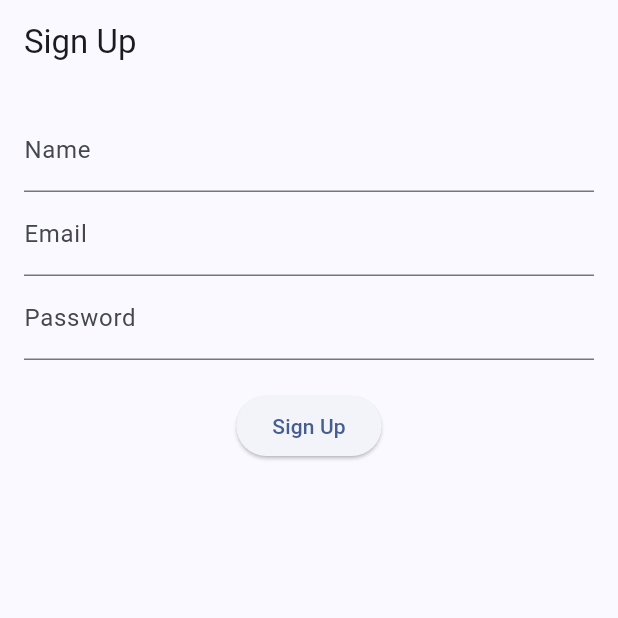
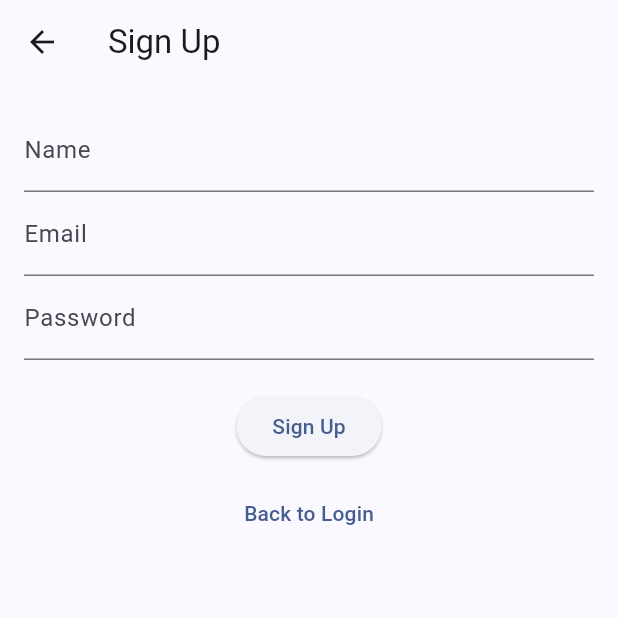
Before and after one commit to Platinum-Saber/Mecha_24, a Flutter app: the screen it shows after launch, after a tap on "Login", after a tap on "Don't have an account? Sign Up", on a phone screen of 412 x 824 dp, the top half of it. Run offline on Flutter 3.47's test engine with Material 3 defaults, Android fonts, the light colour scheme and no system bars; our stand-ins replace pie_chart, shared_preferences, table_calendar; network calls fail.

Commit message:
Refined the login, signup pages and added a logout button.

```diff
--- a/client/nutrimithu/lib/assets.dart
+++ b/client/nutrimithu/lib/assets.dart
@@ -25,8 +25,10 @@ class CustomElevatedButton extends StatelessWidget {
         decoration: BoxDecoration(
           borderRadius: BorderRadius.circular(10),
           image: DecorationImage(
-            image: AssetImage('assets/$image.jpg'), // Replace with your image
+            image: AssetImage(
+                'nutrimithu/lib/assets/$image.jpg'), // Replace with your image
             fit: BoxFit.cover,
+            //
           ),
         ),
         child: Container(
--- a/client/nutrimithu/lib/login_page.dart
+++ b/client/nutrimithu/lib/login_page.dart
@@ -1,8 +1,11 @@
 import 'package:flutter/material.dart';
 import 'package:http/http.dart' as http;
 import 'dart:convert';
+import 'package:provider/provider.dart';
+
 import 'main.dart'; // Import the HomePage for navigation after login
 import 'signup_page.dart'; // Import the SignUpPage for navigation to sign up
+import 'package:shared_preferences/shared_preferences.dart';
 
 class LoginPage extends StatefulWidget {
   const LoginPage({super.key});
@@ -37,6 +40,14 @@ class _LoginPageState extends State<LoginPage> {
       );
 
       if (response.statusCode == 200) {
+        final responseData = jsonDecode(response.body);
+        final user = responseData['user'];
+
+        final prefs = await SharedPreferences.getInstance();
+        await prefs.setString('user', jsonEncode(user));
+
+        Provider.of<MyAppState>(context, listen: false)
+            .updateUserName(user['name']);
         // Login successful, navigate to HomePage
         Navigator.pushReplacement(
           context,
--- a/client/nutrimithu/lib/profile_page.dart
+++ b/client/nutrimithu/lib/profile_page.dart
@@ -168,7 +168,7 @@ class _ProfilePageState extends State<ProfilePageGenerator> {
       ),
       onChanged: (value) {
         setState(() {
-          appState.name = value;
+          appState.setName(value);
         });
       },
     );
--- a/client/nutrimithu/lib/signup_page.dart
+++ b/client/nutrimithu/lib/signup_page.dart
@@ -2,6 +2,7 @@ import 'package:flutter/material.dart';
 import 'package:http/http.dart' as http;
 import 'dart:convert';
 import 'main.dart'; // Import the HomePage for navigation after sign-up
+import 'login_page.dart';
 
 class SignUpPage extends StatefulWidget {
   const SignUpPage({super.key});
@@ -59,6 +60,12 @@ class _SignUpPageState extends State<SignUpPage> {
     return Scaffold(
       appBar: AppBar(
         title: const Text('Sign Up'),
+        leading: IconButton(
+          icon: const Icon(Icons.arrow_back),
+          onPressed: () => Navigator.of(context).pushReplacement(
+            MaterialPageRoute(builder: (context) => LoginPage()),
+          ),
+        ),
       ),
       body: Padding(
         padding: const EdgeInsets.all(16.0),
@@ -85,6 +92,13 @@ class _SignUpPageState extends State<SignUpPage> {
                 onPressed: signUp,
                 child: const Text('Sign Up'),
               ),
+            const SizedBox(height: 10),
+            TextButton(
+              onPressed: () => Navigator.of(context).pushReplacement(
+                MaterialPageRoute(builder: (context) => LoginPage()),
+              ),
+              child: const Text('Back to Login'),
+            ),
             if (errorMessage.isNotEmpty)
               Padding(
                 padding: const EdgeInsets.only(top: 20),
```
Also changed, not shown: client/nutrimithu/lib/main.dart (+67 -4 lines).
